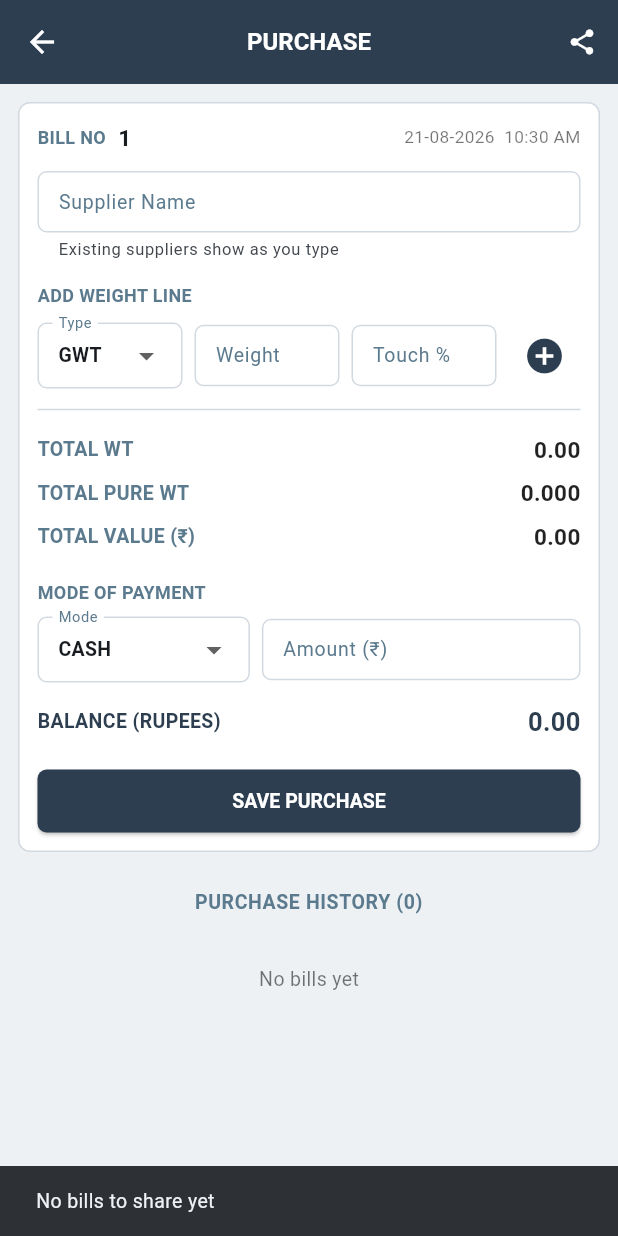
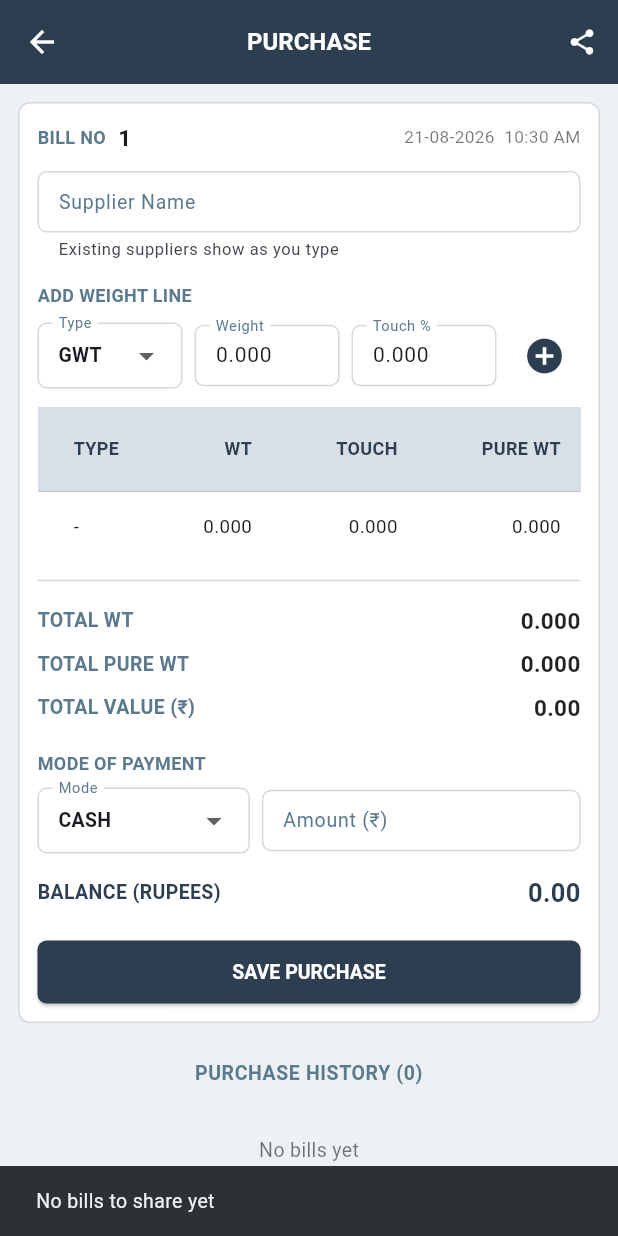
Before and after one commit to Vigneshwari116/goldrate, a Flutter app: the TransactionScreen screen opened directly, after a tap on the "share" icon, on a phone screen of 412 x 824 dp. Run offline on Flutter 3.47's test engine with Material 3 defaults, Android fonts, the phone set to English and light mode, and no system bars; our stand-ins replace file_picker, pdf, share_plus, sqflite, sqflite_common_ffi; accounts and stored records are empty.

Commit message:
Restore Excel-style sales lines and 0.000 weight defaults
Keep Backup. Show purchase/sales lines in a TYPE/WT/TOUCH table so GWT appears, export those lines to Excel CSV, default CR/DR/GROSS/NET to 0, and print opening and bill weights as 0.000.

Co-authored-by: Vigneshwari116 <Vigneshwari116@users.noreply.github.com>

```diff
--- a/lib/screens/transaction_screen.dart
+++ b/lib/screens/transaction_screen.dart
@@ -12,6 +12,7 @@ import 'package:share_plus/share_plus.dart';
 import '../database/database_helper.dart';
 import '../theme/app_theme.dart';
 import '../theme/responsive.dart';
+import '../utils/number_format.dart';
 
 enum TransactionKind { purchase, sales }
 
@@ -73,8 +74,8 @@ class _TransactionScreenState extends State<TransactionScreen> {
   static final RegExp _numberRegex = RegExp(r'^\d+(\.\d+)?$');
 
   final _partyController = TextEditingController();
-  final _weightController = TextEditingController();
-  final _touchController = TextEditingController();
+  final _weightController = TextEditingController(text: '0.000');
+  final _touchController = TextEditingController(text: '0.000');
   final _paymentAmountController = TextEditingController();
 
   String _selectedItemType = _itemTypes.first;
@@ -251,8 +252,8 @@ class _TransactionScreenState extends State<TransactionScreen> {
         touch: touch,
         rate: rate,
       ));
-      _weightController.clear();
-      _touchController.clear();
+      _weightController.text = '0.000';
+      _touchController.text = '0.000';
     });
   }
 
@@ -266,8 +267,8 @@ class _TransactionScreenState extends State<TransactionScreen> {
 
   void _clearForm() {
     _partyController.clear();
-    _weightController.clear();
-    _touchController.clear();
+    _weightController.text = '0.000';
+    _touchController.text = '0.000';
     _paymentAmountController.clear();
     setState(() {
       _items.clear();
@@ -298,8 +299,8 @@ class _TransactionScreenState extends State<TransactionScreen> {
       'billNo': _nextBillNo,
       'partyName': _partyController.text.trim(),
       'items': jsonEncode(_items.map((i) => i.toJson()).toList()),
-      'totalWt': _totalWt.toStringAsFixed(2),
-      'totalPureWt': _totalPureWt.toStringAsFixed(3),
+      'totalWt': formatWeight(_totalWt),
+      'totalPureWt': formatWeight(_totalPureWt),
       'totalValue': _totalValue.toStringAsFixed(2),
       'paymentMode': _selectedPaymentMode,
       'paymentAmount': _paymentAmount.toStringAsFixed(2),
@@ -337,7 +338,7 @@ class _TransactionScreenState extends State<TransactionScreen> {
     final balance = _balance;
     final narration =
         "Bill #$_nextBillNo (${_isPurchase ? 'Purchase' : 'Sale'}) — "
-        "Wt ${_totalWt.toStringAsFixed(2)}, Pure ${_totalPureWt.toStringAsFixed(3)}, "
+        "Wt ${formatWeight(_totalWt)}, Pure ${formatWeight(_totalPureWt)}, "
         "Value ₹${_totalValue.toStringAsFixed(2)}, "
         "$_selectedPaymentMode ${_paymentAmount.toStringAsFixed(2)}";
 
@@ -345,8 +346,8 @@ class _TransactionScreenState extends State<TransactionScreen> {
       'name': _partyController.text.trim(),
       'mobile': '',
       'city': '',
-      'cr': balance < 0 ? balance.abs().toStringAsFixed(2) : '0',
-      'dr': balance > 0 ? balance.toStringAsFixed(2) : '0',
+      'cr': balance < 0 ? formatAmount(balance.abs()) : '0.00',
+      'dr': balance > 0 ? formatAmount(balance) : '0.00',
       'narration': narration,
       'balanceUnit': _balanceUnit,
       'billRef': 'Bill #$_nextBillNo',
@@ -357,14 +358,14 @@ class _TransactionScreenState extends State<TransactionScreen> {
     if (_isPurchase) {
       await DatabaseHelper.instance.insertSupplier({
         ...baseEntry,
-        'gross': _totalWt.toStringAsFixed(2),
-        'net': _totalValue.toStringAsFixed(2),
+        'gross': formatWeight(_totalWt),
+        'net': formatAmount(_totalValue),
       });
     } else {
       await DatabaseHelper.instance.insertCustomer({
         ...baseEntry,
-        'drGross': _totalWt.toStringAsFixed(2),
-        'drNet': _totalValue.toStringAsFixed(2),
+        'drGross': formatWeight(_totalWt),
+        'drNet': formatAmount(_totalValue),
       });
     }
   }
@@ -415,8 +416,8 @@ class _TransactionScreenState extends State<TransactionScreen> {
                 Padding(
                   padding: const EdgeInsets.symmetric(vertical: 3),
                   child: Text(
-                    "${item.type} — Wt ${item.weight}  Touch ${item.touch}%  "
-                        "Pure ${item.pureWt.toStringAsFixed(3)}  "
+                    "${item.type} — Wt ${formatWeight(item.weight)}  Touch ${formatWeight(item.touch)}%  "
+                        "Pure ${formatWeight(item.pureWt)}  "
                         "@ ₹${item.rate.toStringAsFixed(0)}  "
                         "= ₹${item.value.toStringAsFixed(2)}",
                     style: const TextStyle(fontSize: 13),
@@ -501,8 +502,8 @@ class _TransactionScreenState extends State<TransactionScreen> {
               data: items
                   .map((item) => [
                 item.type,
-                item.weight.toStringAsFixed(2),
-                item.touch.toStringAsFixed(2),
+                item.weight.toStringAsFixed(3),
+                item.touch.toStringAsFixed(3),
                 item.pureWt.toStringAsFixed(3),
                 item.rate.toStringAsFixed(0),
                 item.value.toStringAsFixed(2),
@@ -580,16 +581,36 @@ class _TransactionScreenState extends State<TransactionScreen> {
 
     final buffer = StringBuffer();
     buffer.writeln(
-      "Bill No,Party,Total Wt,Total Pure Wt,Total Value,Payment Mode,"
+      "Bill No,Party,Type,Weight,Touch,Pure Wt,Rate,Value,"
+          "Total Wt,Total Pure Wt,Total Value,Payment Mode,"
           "Payment Amount,Balance,Balance Unit,Date,Time",
     );
 
     for (final row in _history) {
+      List<dynamic> items;
+      try {
+        items = jsonDecode((row['items'] ?? '[]').toString()) as List<dynamic>;
+      } catch (_) {
+        items = [];
+      }
+      if (items.isEmpty) {
+        items = [
+          {'type': '', 'weight': 0, 'touch': 0, 'pureWt': 0, 'rate': 0, 'value': 0}
+        ];
+      }
+      for (final raw in items) {
+        final item = raw is Map ? raw : <String, dynamic>{};
         final line = [
           row['billNo'],
           row['partyName'],
-        row['totalWt'],
-        row['totalPureWt'],
+          item['type'],
+          formatWeight(item['weight']),
+          formatWeight(item['touch']),
+          formatWeight(item['pureWt']),
+          item['rate'],
+          formatAmount(item['value']),
+          formatWeight(row['totalWt']),
+          formatWeight(row['totalPureWt']),
           row['totalValue'],
           row['paymentMode'],
           row['paymentAmount'],
@@ -599,6 +620,7 @@ class _TransactionScreenState extends State<TransactionScreen> {
           row['time'],
         ].map((v) => _historyCsvEscape(v?.toString() ?? '')).join(',');
         buffer.writeln(line);
+      }
     }
 
     final dir = await getTemporaryDirectory();
@@ -751,7 +773,7 @@ class _TransactionScreenState extends State<TransactionScreen> {
                   const TextInputType.numberWithOptions(decimal: true),
                   style: const TextStyle(fontSize: 14),
                   decoration:
-                  const InputDecoration(label: Text("Weight")),
+                  const InputDecoration(label: Text("Weight"), hintText: "0.000"),
                 ),
               ),
               const SizedBox(width: 8),
@@ -763,7 +785,7 @@ class _TransactionScreenState extends State<TransactionScreen> {
                   const TextInputType.numberWithOptions(decimal: true),
                   style: const TextStyle(fontSize: 14),
                   decoration:
-                  const InputDecoration(label: Text("Touch %")),
+                  const InputDecoration(label: Text("Touch %"), hintText: "0.000"),
                 ),
               ),
               const SizedBox(width: 8),
@@ -775,29 +797,49 @@ class _TransactionScreenState extends State<TransactionScreen> {
               ),
             ],
           ),
-          if (_items.isNotEmpty) ...[
           const SizedBox(height: 10),
-            ...List.generate(_items.length, (index) {
+          SingleChildScrollView(
+              scrollDirection: Axis.horizontal,
+              child: DataTable(
+                headingRowColor:
+                    WidgetStateProperty.all(AppColors.tableHeader),
+                headingTextStyle: const TextStyle(
+                  fontSize: 12,
+                  fontWeight: FontWeight.w700,
+                  color: AppColors.navy,
+                ),
+                dataTextStyle: const TextStyle(fontSize: 12.5),
+                columns: const [
+                  DataColumn(label: Text('TYPE')),
+                  DataColumn(label: Text('WT'), numeric: true),
+                  DataColumn(label: Text('TOUCH'), numeric: true),
+                  DataColumn(label: Text('PURE WT'), numeric: true),
+                  DataColumn(label: Text('RATE'), numeric: true),
+                  DataColumn(label: Text('VALUE'), numeric: true),
+                  DataColumn(label: Text('')),
+                ],
+                rows: _items.isEmpty
+                    ? [
+                        DataRow(cells: [
+                          const DataCell(Text('-')),
+                          DataCell(Text(formatWeight(0))),
+                          DataCell(Text(formatWeight(0))),
+                          DataCell(Text(formatWeight(0))),
+                          const DataCell(Text('0')),
+                          DataCell(Text(formatAmount(0))),
+                          const DataCell(SizedBox.shrink()),
+                        ]),
+                      ]
+                    : List.generate(_items.length, (index) {
                         final item = _items[index];
-              return Container(
-                margin: const EdgeInsets.only(bottom: 6),
-                padding: const EdgeInsets.symmetric(
-                    horizontal: 10, vertical: 8),
-                decoration: BoxDecoration(
-                  color: AppColors.headerBand,
-                  borderRadius: BorderRadius.circular(6),
-                ),
-                child: Row(
-                  children: [
-                    Expanded(
-                      child: Text(
-                        "${item.type}  •  Wt ${item.weight}  •  "
-                            "Touch ${item.touch}%  •  Pure "
-                            "${item.pureWt.toStringAsFixed(3)}  •  "
-                            "₹${item.value.toStringAsFixed(2)}",
-                        style: const TextStyle(fontSize: 12.5),
-                      ),
-                    ),
+                        return DataRow(cells: [
+                          DataCell(Text(item.type)),
+                          DataCell(Text(formatWeight(item.weight))),
+                          DataCell(Text(formatWeight(item.touch))),
+                          DataCell(Text(formatWeight(item.pureWt))),
+                          DataCell(Text(item.rate.toStringAsFixed(0))),
+                          DataCell(Text(formatAmount(item.value))),
+                          DataCell(
                             IconButton(
                               icon: const Icon(Icons.close,
                                   size: 16, color: Colors.redAccent),
@@ -805,13 +847,13 @@ class _TransactionScreenState extends State<TransactionScreen> {
                               padding: EdgeInsets.zero,
                               constraints: const BoxConstraints(),
                             ),
-                  ],
                           ),
-              );
+                        ]);
                       }),
-          ],
+              ),
+            ),
           const Divider(height: 24, color: AppColors.border),
-          _totalRow("TOTAL WT", _totalWt),
+          _totalRow("TOTAL WT", _totalWt, decimals: 3),
           _totalRow("TOTAL PURE WT", _totalPureWt, decimals: 3),
           _totalRow("TOTAL VALUE (₹)", _totalValue),
           const SizedBox(height: 14),
--- /dev/null
+++ b/lib/utils/number_format.dart
@@ -0,0 +1,14 @@
+String formatWeight(dynamic value) {
+  final n = double.tryParse(value?.toString() ?? '') ?? 0;
+  return n.toStringAsFixed(3);
+}
+
+String formatAmount(dynamic value) {
+  final n = double.tryParse(value?.toString() ?? '') ?? 0;
+  return n.toStringAsFixed(2);
+}
+
+String orZero(String? value) {
+  final v = (value ?? '').trim();
+  return v.isEmpty ? '0' : v;
+}
```
Also changed, not shown: lib/screens/customer_master_screen.dart (+19 -23 lines), lib/screens/opening_weight_screen.dart (+12 -11 lines), lib/screens/supplier_master_screen.dart (+19 -23 lines), 1 other file. Lines whose indentation alone changed are shown as unchanged.
